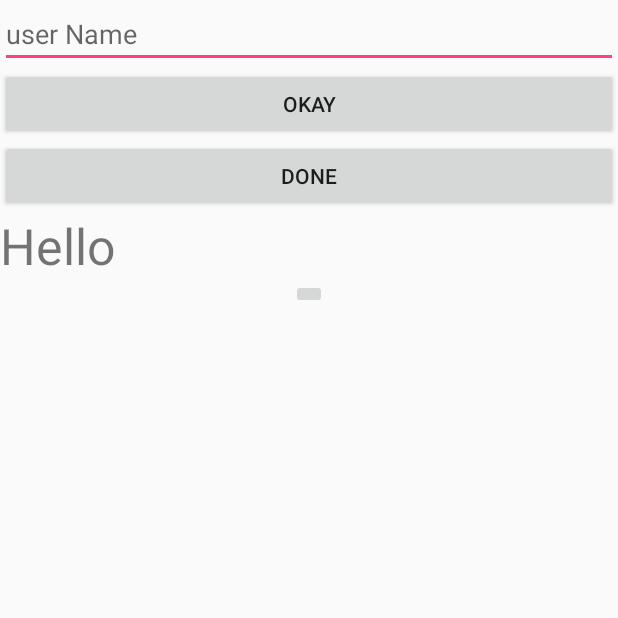
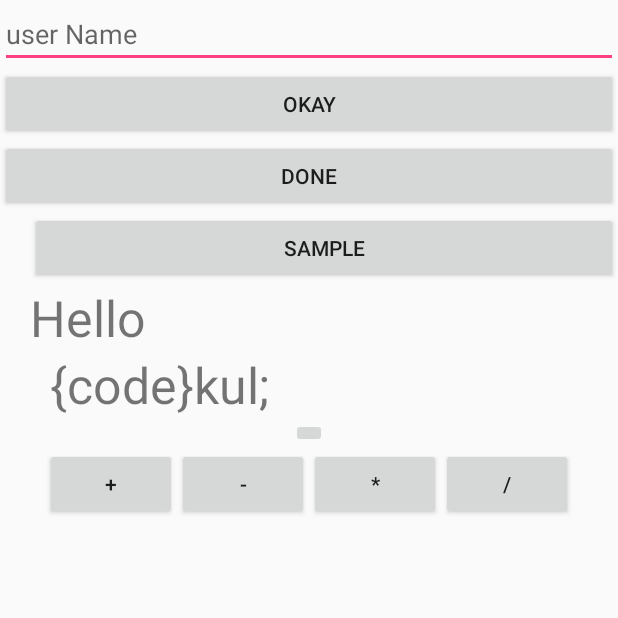
Before and after one commit to CodeKul/anrdoid-weekend-2-batch, an Android app: the screen it shows after launch (MainActivity), on a phone screen of 412 x 824 dp, the top half of it. Run offline under Robolectric (Android 15) with nearby library versions, the phone set to English and light mode, and no system bars.

Commit message:
padding, margin , gravity and layout gravity

```diff
--- a/app/src/main/java/com/codekul/weekendbatch_2/MainActivity.java
+++ b/app/src/main/java/com/codekul/weekendbatch_2/MainActivity.java
@@ -19,8 +19,6 @@ public class MainActivity extends Activity {
 
         Click clickMy = new Click();
 
-
-
         Button btnOkay =
                 (Button) findViewById(R.id.btnOkay);
         btnOkay.setOnClickListener(clickMy);
@@ -29,8 +27,8 @@ public class MainActivity extends Activity {
                 (Button) findViewById(R.id.btnDone);
         btnDone.setOnClickListener(clickMy);
 
-
-
+        Button btnSample =
+                (Button) findViewById(R.id.btnSample);
 
     }
 
--- a/app/src/main/res/layout/activity_main.xml
+++ b/app/src/main/res/layout/activity_main.xml
@@ -25,16 +25,59 @@
         android:text="Done"
         />
 
+    <Button
+        android:id="@+id/btnSample"
+        android:layout_width="match_parent"
+        android:layout_height="wrap_content"
+        android:text="Sample"
+        android:layout_marginLeft="30px"/>
+
     <TextView
         android:id="@+id/textStatus"
         android:layout_width="match_parent"
         android:layout_height="wrap_content"
         android:text="Hello"
-        android:textSize="50px"/>
+        android:textSize="50px"
+        android:paddingLeft="30px"
+        />
+
+    <TextView
+        android:layout_width="wrap_content"
+        android:layout_height="wrap_content"
+        android:text="{code}kul;"
+        android:textSize="50px"
+        android:layout_marginLeft="50px"/>
 
     <ImageButton
         android:layout_width="wrap_content"
         android:layout_height="wrap_content"
         android:id="@+id/imageButton"
         android:layout_gravity="center_horizontal" />
+
+    <LinearLayout
+        android:layout_width="match_parent"
+        android:layout_height="wrap_content"
+        android:orientation="horizontal"
+        android:gravity="center">
+
+        <Button
+            android:layout_width="wrap_content"
+            android:layout_height="wrap_content"
+            android:text="+"/>
+
+        <Button
+            android:layout_width="wrap_content"
+            android:layout_height="wrap_content"
+            android:text="-"/>
+
+        <Button
+            android:layout_width="wrap_content"
+            android:layout_height="wrap_content"
+            android:text="*"/>
+
+        <Button
+            android:layout_width="wrap_content"
+            android:layout_height="wrap_content"
+            android:text="/"/>
+    </LinearLayout>
 </LinearLayout>
```
